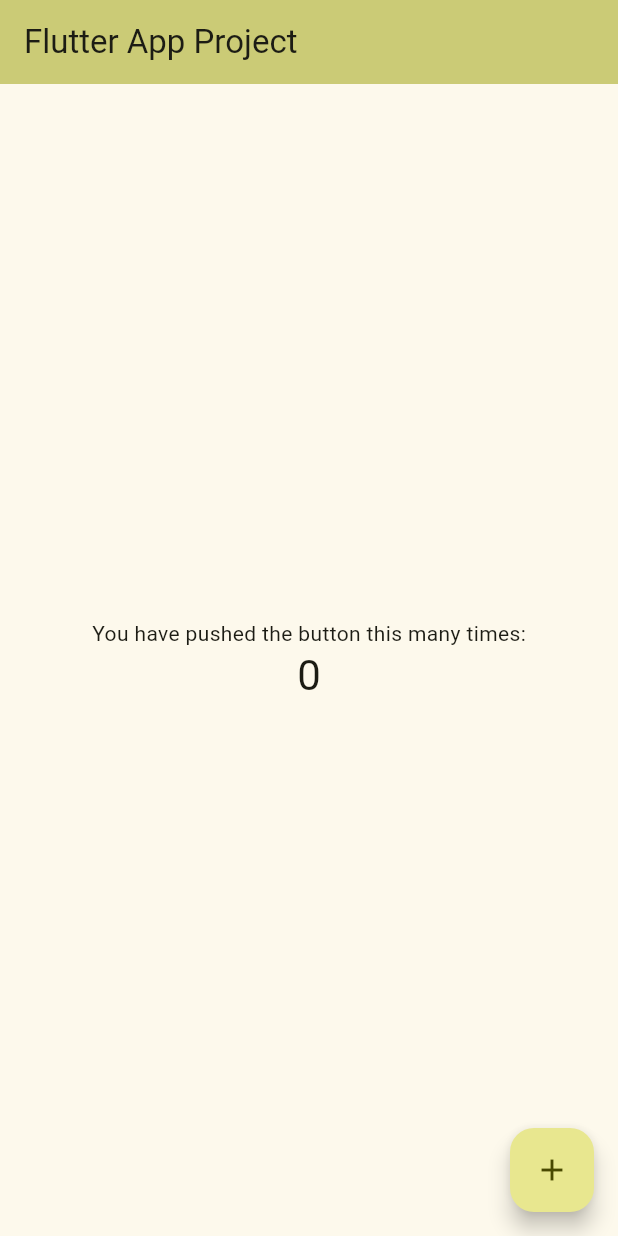
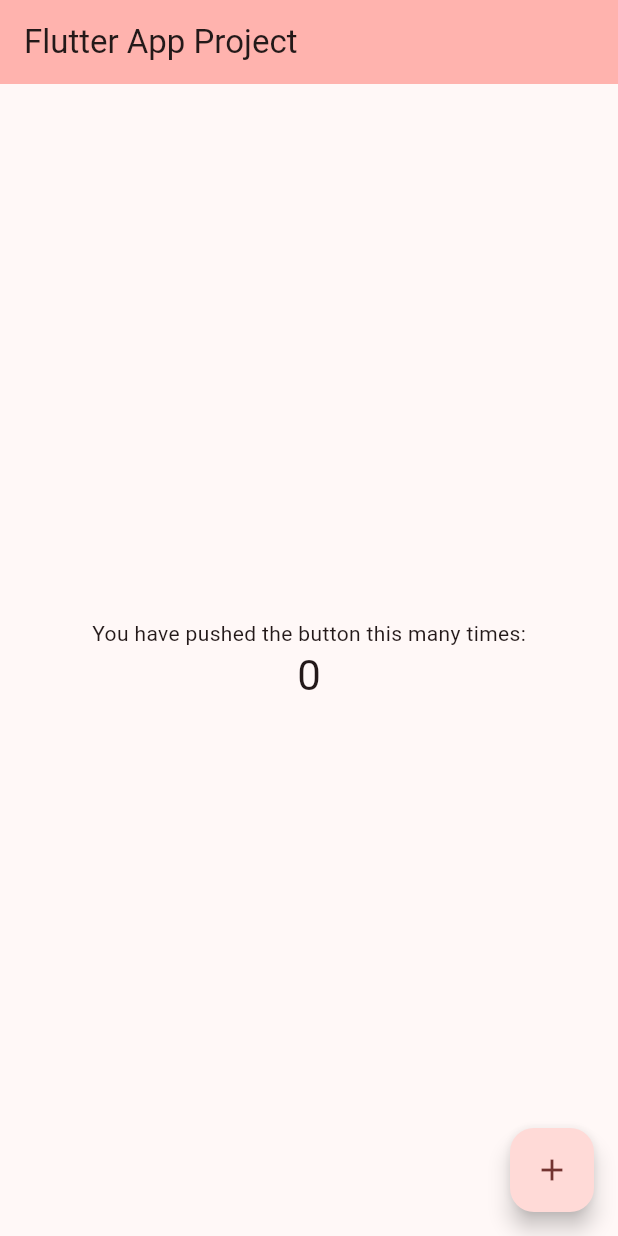
Before and after one commit to francesctr4/FlutterAppProject, a Flutter app: the screen it shows after launch, on a phone screen of 412 x 824 dp. Run offline on Flutter 3.47's test engine with Material 2 defaults, Android fonts, the phone set to English and light mode, and no system bars.

```diff
--- a/flutter_app_project/project_source/lib/main.dart
+++ b/flutter_app_project/project_source/lib/main.dart
@@ -28,7 +28,8 @@ class MyApp extends StatelessWidget {
         //
         // This works for code too, not just values: Most code changes can be
         // tested with just a hot reload.
-        colorScheme: ColorScheme.fromSeed(seedColor: Color.fromARGB(255, 227, 227, 37)),
+        colorScheme:
+            ColorScheme.fromSeed(seedColor: Color.fromARGB(255, 227, 0, 37)),
         useMaterial3: true,
       ),
       home: const MyHomePage(title: 'Flutter App Project'),
```
